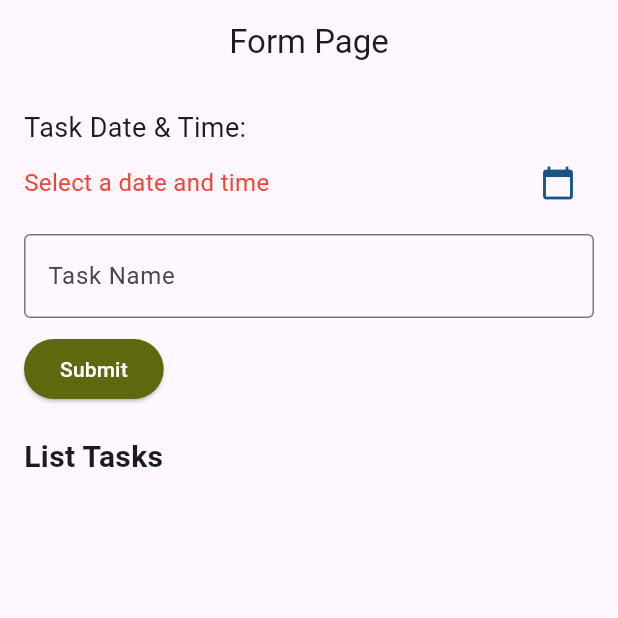
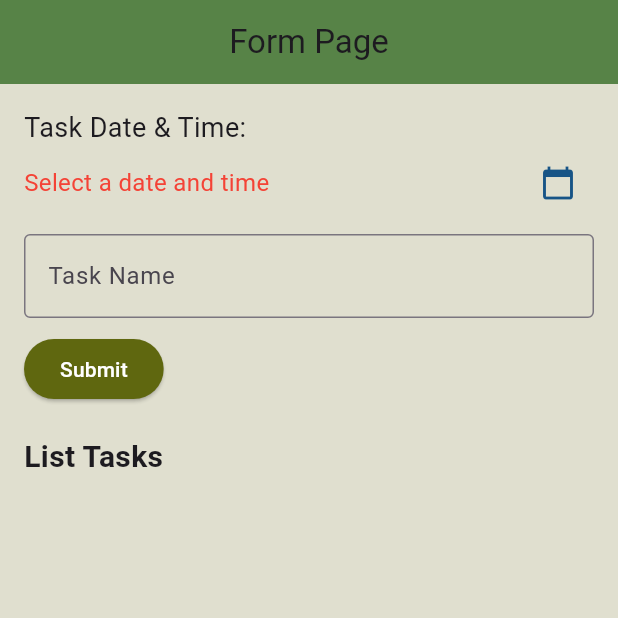
Before and after one commit to NilaAyu1611/TodoApp_0138, a Flutter app: the screen it shows after launch, on a phone screen of 412 x 824 dp, the top half of it. Run offline on Flutter 3.47's test engine with Material 3 defaults, Android fonts, the phone set to English and light mode, and no system bars.

Commit message:
tambah backgorund appbar dan body

```diff
--- a/lib/taskform_page.dart
+++ b/lib/taskform_page.dart
@@ -81,9 +81,11 @@ class _TaskFormPageState extends State<TaskFormPage> {
   @override
   Widget build(BuildContext context) {
     return Scaffold(
+      backgroundColor: const Color.fromARGB(95, 171, 168, 125),
       appBar: AppBar(
         title: const Text("Form Page"),
         centerTitle: true,
+        backgroundColor: const Color.fromARGB(172, 21, 87, 6),
       ),
       body: Padding(
         padding: const EdgeInsets.all(16.0),
```
